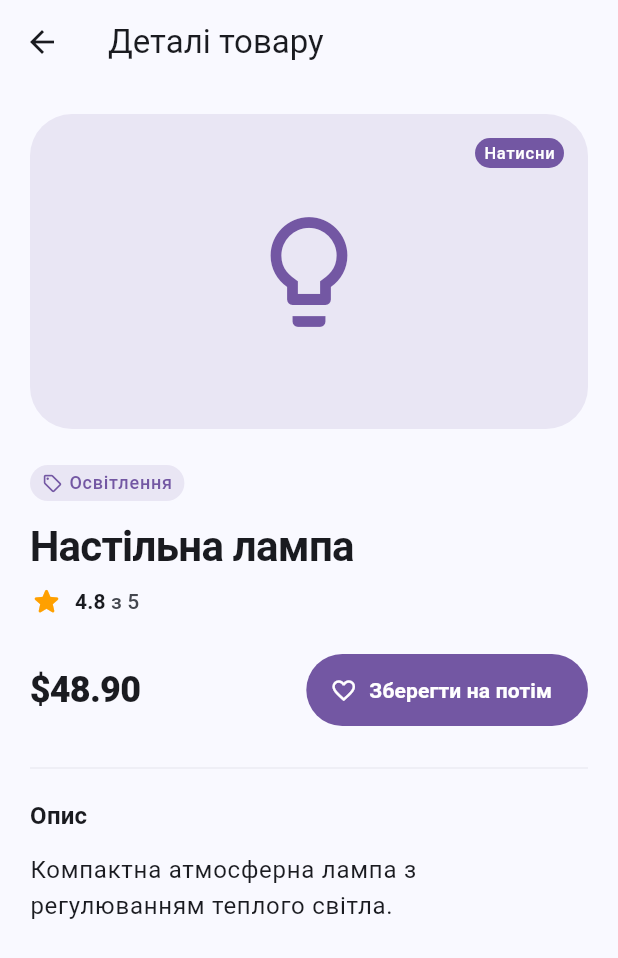
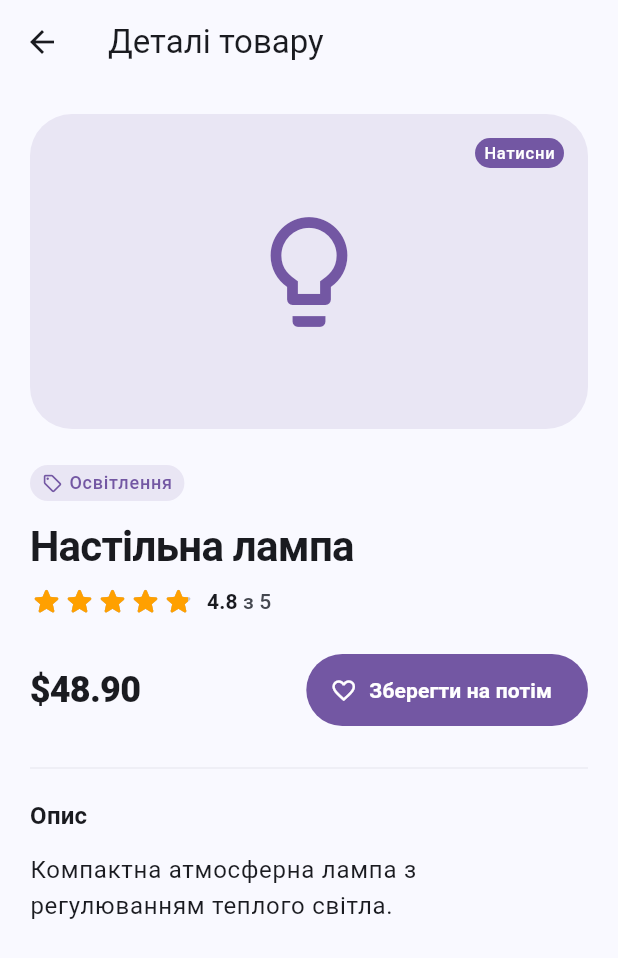
Before and after one commit to gvan/test_task_flutter, a Flutter app: the screen it shows after launch, after a tap on "Настільна лампа", on a phone screen of 412 x 824 dp. Shown: the top 958 px of the screen. Run offline on Flutter 3.47's test engine with Material 3 defaults, Android fonts, the phone set to English and light mode, and no system bars.

Commit message:
add ratings stars with fill

```diff
--- a/lib/features/items/screens/item_details_screen.dart
+++ b/lib/features/items/screens/item_details_screen.dart
@@ -41,6 +41,7 @@ class _ItemDetailsBody extends StatelessWidget {
         constraints: BoxConstraints(maxWidth: _maxContentWidth),
         child: isWide
             ? Row(
+                crossAxisAlignment: .start,
                 children: [
                   Expanded(child: preview),
                   SizedBox(width: 24),
--- a/lib/features/items/widgets/item_details_info.dart
+++ b/lib/features/items/widgets/item_details_info.dart
@@ -79,13 +79,21 @@ class _CategoryLabel extends StatelessWidget {
 class _RatingLabel extends StatelessWidget {
   const _RatingLabel({required this.item});
 
+  static const _maxRating = 5;
+
   final ItemModel item;
 
   @override
   Widget build(BuildContext context) {
     return Row(
       children: [
-        Icon(Icons.star_rounded, size: 22, color: Colors.amber.shade700),
+        Row(
+          mainAxisSize: .min,
+          children: [
+            for (var i = 0; i < _maxRating; i++)
+              _RatingStar(rating: (item.rating - i).clamp(0, 1).toDouble()),
+          ],
+        ),
         const SizedBox(width: 8),
         Text.rich(
           TextSpan(
@@ -97,7 +105,7 @@ class _RatingLabel extends StatelessWidget {
               TextSpan(
                 children: [
                   TextSpan(
-                    text: ' з 5',
+                    text: ' з $_maxRating',
                     style: TextStyle(
                       color: Theme.of(context).colorScheme.onSurfaceVariant,
                     ),
@@ -106,6 +114,38 @@ class _RatingLabel extends StatelessWidget {
               ),
             ],
             style: Theme.of(context).textTheme.titleSmall,
+          ),
+        ),
+      ],
+    );
+  }
+}
+
+class _RatingStar extends StatelessWidget {
+  const _RatingStar({required this.rating})
+    : assert(rating >= 0 && rating <= 1);
+
+  final double rating;
+
+  @override
+  Widget build(BuildContext context) {
+    return Stack(
+      children: [
+        Icon(
+          Icons.star_rounded,
+          size: 22,
+          color: Theme.of(context).colorScheme.outlineVariant,
+        ),
+        ClipRect(
+          child: Align(
+            alignment: .centerStart,
+            widthFactor: rating,
+            heightFactor: 1,
+            child: Icon(
+              Icons.star_rounded,
+              size: 22,
+              color: Colors.amber.shade700,
+            ),
           ),
         ),
       ],
```
